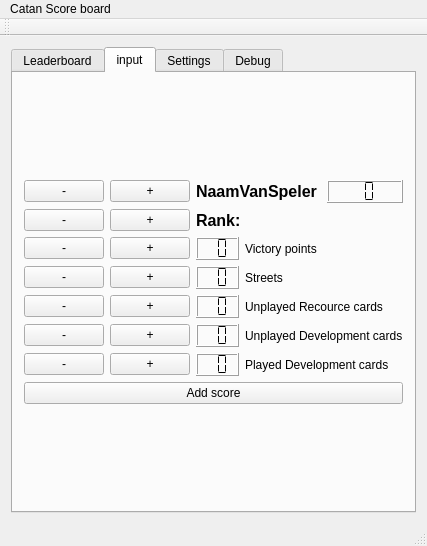
Before: the Qt Designer form CatanScoreboard/mainwindow.ui in cdwijs/CatanScoreboard, drawn with Qt 5.
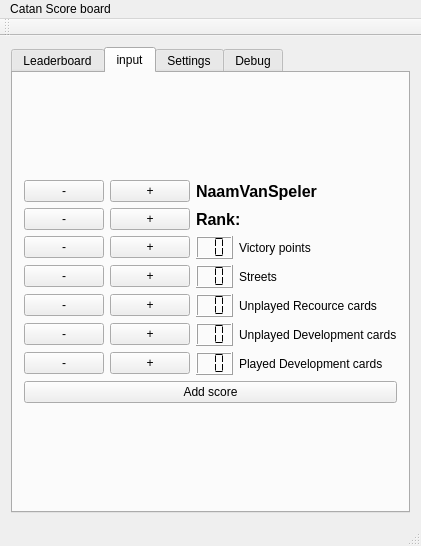
After: the same form once the commit is applied. The open tabs and pages were chosen to show the change.

Commit message: Input now displays current player correctly

```diff
--- a/CatanScoreboard/mainwindow.ui
+++ b/CatanScoreboard/mainwindow.ui
@@ -24,7 +24,7 @@
        </sizepolicy>
       </property>
       <property name="currentIndex">
-       <number>2</number>
+       <number>1</number>
       </property>
       <property name="iconSize">
        <size>
@@ -140,16 +140,6 @@
             </property>
            </widget>
           </item>
-          <item row="0" column="4">
-           <widget class="QLCDNumber" name="lcdNumPlayers">
-            <property name="digitCount">
-             <number>2</number>
-            </property>
-            <property name="segmentStyle">
-             <enum>QLCDNumber::Flat</enum>
-            </property>
-           </widget>
-          </item>
           <item row="1" column="1">
            <widget class="QPushButton" name="btnRankPlus">
             <property name="sizePolicy">
@@ -180,20 +170,6 @@
             </property>
            </widget>
           </item>
-          <item row="0" column="2" colspan="2">
-           <widget class="QLabel" name="label">
-            <property name="font">
-             <font>
-              <pointsize>12</pointsize>
-              <weight>75</weight>
-              <bold>true</bold>
-             </font>
-            </property>
-            <property name="text">
-             <string>NaamVanSpeler</string>
-            </property>
-           </widget>
-          </item>
           <item row="1" column="0">
            <widget class="QPushButton" name="btnRankMin">
             <property name="text">
@@ -326,6 +302,20 @@
             </property>
            </widget>
           </item>
+          <item row="0" column="2" colspan="3">
+           <widget class="QLabel" name="labelPlayer">
+            <property name="font">
+             <font>
+              <pointsize>12</pointsize>
+              <weight>75</weight>
+              <bold>true</bold>
+             </font>
+            </property>
+            <property name="text">
+             <string>NaamVanSpeler</string>
+            </property>
+           </widget>
+          </item>
          </layout>
         </item>
        </layout>
```
The commit also changes 4 other files.
